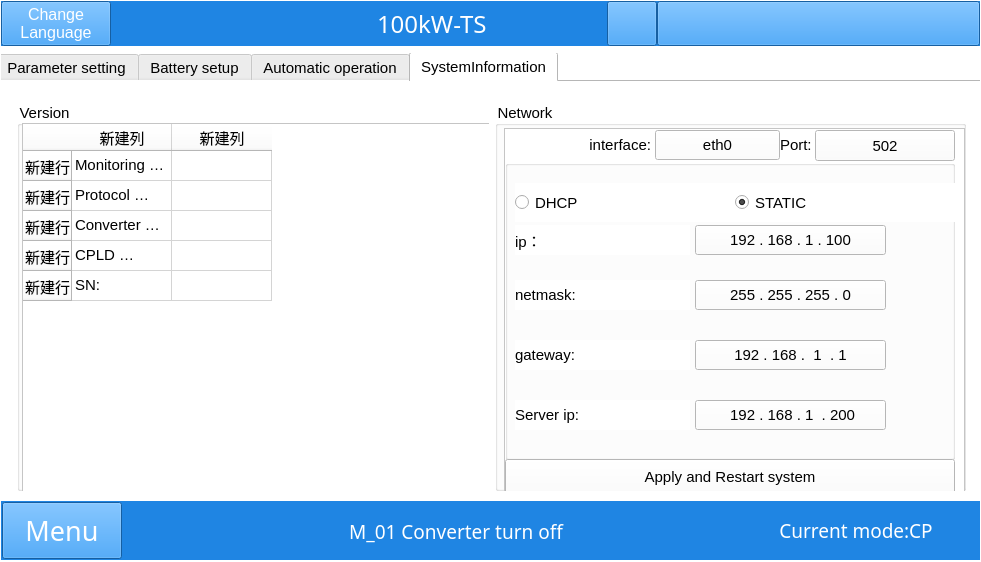
This is win.ui in megarevolpr/Win as Qt 5 draws it before an edit. The edited form follows.
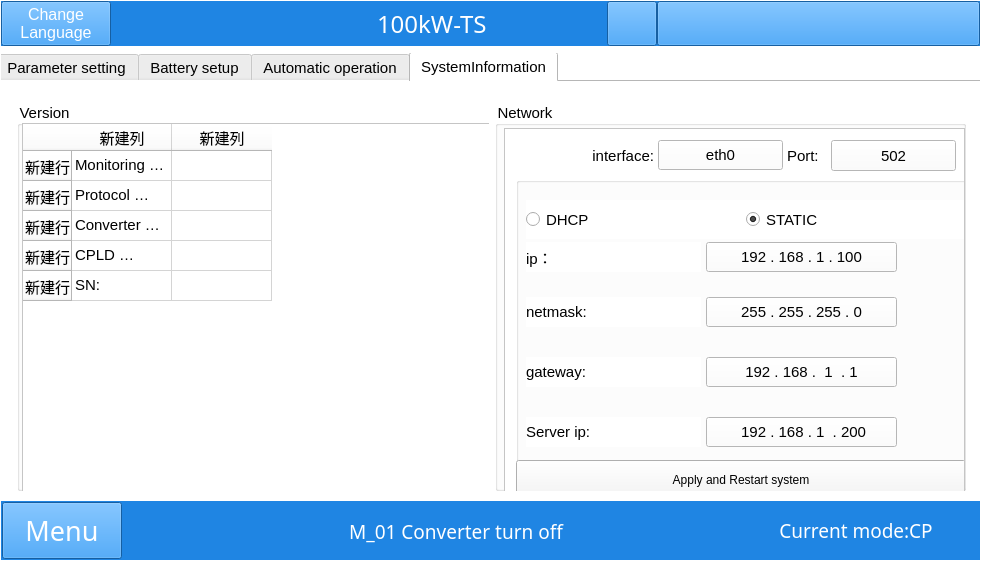
This is the edited form. The open tabs and pages were chosen to show the change. Icons and pictures are not drawn.

What changed in the file:
```diff
--- a/win.ui
+++ b/win.ui
@@ -9850,14 +9850,40 @@
                 <height>369</height>
                </rect>
               </property>
+              <widget class="QWidget" name="verticalLayoutWidget_2">
+               <property name="geometry">
+                <rect>
+                 <x>0</x>
+                 <y>0</y>
+                 <width>464</width>
+                 <height>382</height>
+                </rect>
+               </property>
+               <layout class="QVBoxLayout" name="verticalLayout_19">
+                <item>
+                 <layout class="QHBoxLayout" name="horizontalLayout_11">
+                  <property name="spacing">
+                   <number>4</number>
+                  </property>
+                  <item>
               <widget class="QLabel" name="interface_2">
-               <property name="geometry">
-                <rect>
-                 <x>1</x>
-                 <y>1</y>
-                 <width>145</width>
+                    <property name="sizePolicy">
+                     <sizepolicy hsizetype="Minimum" vsizetype="Minimum">
+                      <horstretch>0</horstretch>
+                      <verstretch>0</verstretch>
+                     </sizepolicy>
+                    </property>
+                    <property name="minimumSize">
+                     <size>
+                      <width>138</width>
                  <height>30</height>
-                </rect>
+                     </size>
+                    </property>
+                    <property name="maximumSize">
+                     <size>
+                      <width>138</width>
+                      <height>16777215</height>
+                     </size>
                </property>
                <property name="text">
                 <string>              interface:</string>
@@ -9866,27 +9892,85 @@
                 <set>Qt::AlignRight|Qt::AlignTrailing|Qt::AlignVCenter</set>
                </property>
               </widget>
+                  </item>
+                  <item>
+                   <widget class="QPushButton" name="interface_explain_btn">
+                    <property name="minimumSize">
+                     <size>
+                      <width>125</width>
+                      <height>30</height>
+                     </size>
+                    </property>
+                    <property name="maximumSize">
+                     <size>
+                      <width>125</width>
+                      <height>16777215</height>
+                     </size>
+                    </property>
+                    <property name="text">
+                     <string>eth0</string>
+                    </property>
+                   </widget>
+                  </item>
+                  <item>
               <widget class="QLabel" name="Port">
-               <property name="geometry">
-                <rect>
-                 <x>275</x>
-                 <y>1</y>
+                    <property name="minimumSize">
+                     <size>
                  <width>40</width>
                  <height>30</height>
-                </rect>
+                     </size>
+                    </property>
+                    <property name="maximumSize">
+                     <size>
+                      <width>40</width>
+                      <height>16777215</height>
+                     </size>
                </property>
                <property name="text">
                 <string>Port:</string>
                </property>
               </widget>
+                  </item>
+                  <item>
+                   <widget class="QPushButton" name="port_explain_btn">
+                    <property name="minimumSize">
+                     <size>
+                      <width>125</width>
+                      <height>31</height>
+                     </size>
+                    </property>
+                    <property name="maximumSize">
+                     <size>
+                      <width>125</width>
+                      <height>16777215</height>
+                     </size>
+                    </property>
+                    <property name="text">
+                     <string>502</string>
+                    </property>
+                   </widget>
+                  </item>
+                 </layout>
+                </item>
+                <item>
               <widget class="QGroupBox" name="groupBox_9">
-               <property name="geometry">
-                <rect>
-                 <x>0</x>
-                 <y>31</y>
-                 <width>450</width>
-                 <height>300</height>
-                </rect>
+                  <property name="sizePolicy">
+                   <sizepolicy hsizetype="Expanding" vsizetype="Expanding">
+                    <horstretch>0</horstretch>
+                    <verstretch>0</verstretch>
+                   </sizepolicy>
+                  </property>
+                  <property name="minimumSize">
+                   <size>
+                    <width>460</width>
+                    <height>285</height>
+                   </size>
+                  </property>
+                  <property name="maximumSize">
+                   <size>
+                    <width>16777215</width>
+                    <height>285</height>
+                   </size>
                </property>
                <property name="title">
                 <string/>
@@ -9912,6 +9996,12 @@
                 <property name="text">
                  <string>DHCP</string>
                 </property>
+                   <property name="checkable">
+                    <bool>false</bool>
+                   </property>
+                   <property name="autoExclusive">
+                    <bool>true</bool>
+                   </property>
                </widget>
                <widget class="QRadioButton" name="radio_static">
                 <property name="geometry">
@@ -10037,44 +10127,43 @@
                 </property>
                </widget>
               </widget>
+                </item>
+                <item>
               <widget class="QPushButton" name="ok">
-               <property name="geometry">
-                <rect>
-                 <x>0</x>
-                 <y>330</y>
+                  <property name="minimumSize">
+                   <size>
                  <width>450</width>
-                 <height>35</height>
-                </rect>
+                    <height>40</height>
+                   </size>
+                  </property>
+                  <property name="maximumSize">
+                   <size>
+                    <width>455</width>
+                    <height>16777215</height>
+                   </size>
+                  </property>
+                  <property name="styleSheet">
+                   <string notr="true">background-color: rgb(245, 245, 245);</string>
                </property>
                <property name="text">
                 <string>Apply and Restart system</string>
                </property>
               </widget>
-              <widget class="QPushButton" name="interface_explain_btn">
-               <property name="geometry">
-                <rect>
-                 <x>150</x>
-                 <y>1</y>
-                 <width>125</width>
-                 <height>30</height>
-                </rect>
-               </property>
-               <property name="text">
-                <string>eth0</string>
-               </property>
-              </widget>
-              <widget class="QPushButton" name="port_explain_btn">
-               <property name="geometry">
-                <rect>
-                 <x>310</x>
-                 <y>1</y>
-                 <width>140</width>
-                 <height>31</height>
-                </rect>
-               </property>
-               <property name="text">
-                <string>502</string>
-               </property>
+                </item>
+                <item>
+                 <spacer name="verticalSpacer_3">
+                  <property name="orientation">
+                   <enum>Qt::Vertical</enum>
+                  </property>
+                  <property name="sizeHint" stdset="0">
+                   <size>
+                    <width>20</width>
+                    <height>40</height>
+                   </size>
+                  </property>
+                 </spacer>
+                </item>
+               </layout>
               </widget>
              </widget>
             </widget>
```
Left out of the diff: 6 changed lines with no effect on the pictures. Lines whose indentation alone changed are shown as unchanged.
